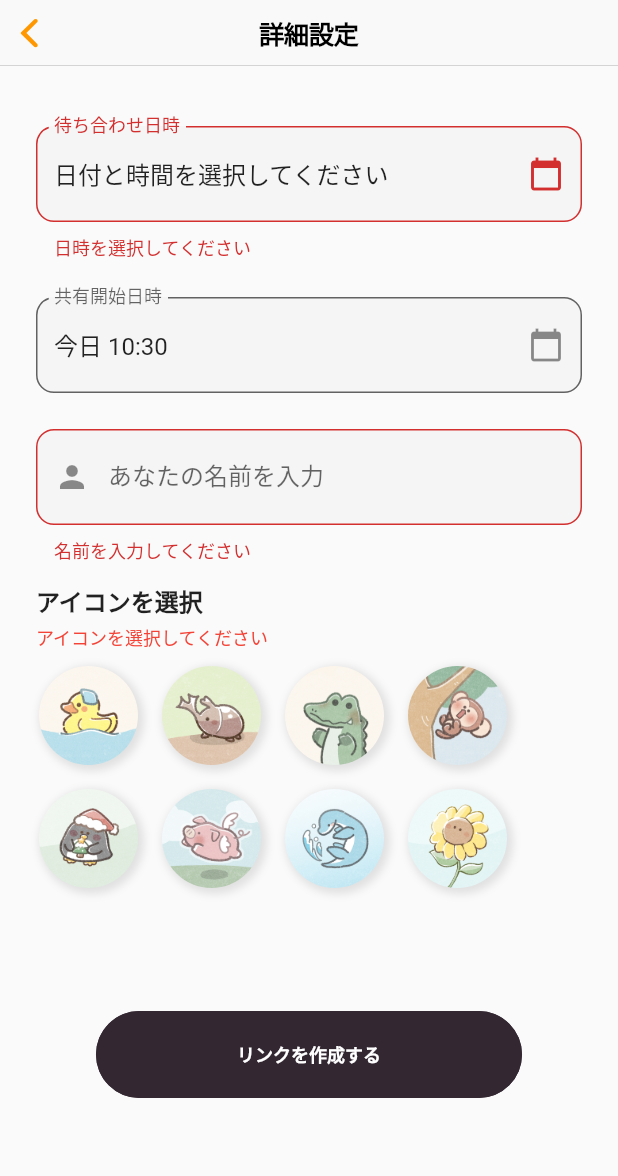
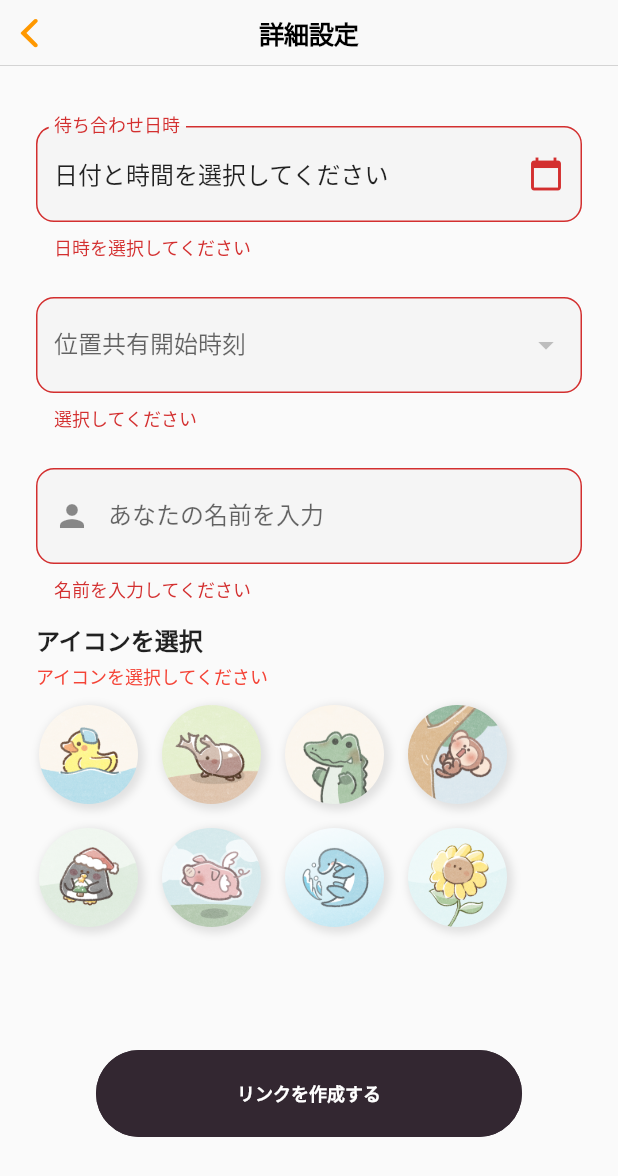
Before and after one commit to Al-Mikan/mesh-frontend, a Flutter app: the SetDetailsPage screen opened directly with empty values, after a tap on "リンクを作成する", on a phone screen of 412 x 824 dp. Shown: the top 1176 px of the screen. Run offline on Flutter 3.47's test engine with Material 3 defaults, Android fonts, the phone set to English and light mode, and no system bars; our stand-ins replace app_links, confetti, dio, dropdown_button2, fixnum, flutter_datetime_picker_plus and 7 more; missing offline and left inert: background_locator_2, google_maps_webservice, grpc, haptic_feedback, protobuf, pull_down_button and 1 more; accounts and stored records are empty.

```diff
--- a/lib/set_details_page.dart
+++ b/lib/set_details_page.dart
@@ -1,3 +1,4 @@
+import 'package:dropdown_button2/dropdown_button2.dart';
 import 'package:flutter/cupertino.dart';
 import 'package:flutter/material.dart';
 import 'package:flutter_datetime_picker_plus/flutter_datetime_picker_plus.dart'
@@ -27,8 +28,15 @@ class SetDetailsPage extends ConsumerStatefulWidget {
   ConsumerState<SetDetailsPage> createState() => _SetDetailsAndNamePageState();
 }
 
+class DropdownItem {
+  final String value;
+  final String text;
+
+  const DropdownItem({required this.value, required this.text});
+}
+
 class _SetDetailsAndNamePageState extends ConsumerState<SetDetailsPage> {
-  DateTime? _sharingLocationStartTime = DateTime.now();
+  DateTime? _sharingLocationStartTime;
   DateTime? _selectedDateTime;
   final _nameController = TextEditingController();
   final _formKey = GlobalKey<FormState>();
@@ -38,6 +46,14 @@ class _SetDetailsAndNamePageState extends ConsumerState<SetDetailsPage> {
   String? _selectedIconId;
   String? _selectedIconError;
   late final List<String> _iconIds;
+  String? _selectedStartTime;
+  final List<DropdownItem> _startTimeItems = [
+    DropdownItem(value: 'now', text: '今から'),
+    DropdownItem(value: '2h', text: '2時間前'),
+    DropdownItem(value: '1h', text: '1時間前'),
+    DropdownItem(value: '30min', text: '30分前'),
+    DropdownItem(value: 'custom', text: 'カスタム'),
+  ];
 
   @override
   void initState() {
@@ -163,7 +179,6 @@ class _SetDetailsAndNamePageState extends ConsumerState<SetDetailsPage> {
                 child: Column(
                   crossAxisAlignment: CrossAxisAlignment.stretch,
                   children: <Widget>[
-
                     // 🔹 待ち合わせ日時選択フィールド
                     GestureDetector(
                       onTap: () {
@@ -200,6 +215,39 @@ class _SetDetailsAndNamePageState extends ConsumerState<SetDetailsPage> {
                     ),
                     const SizedBox(height: 24),
 
+                    DropdownButtonFormField2<String>(
+                      isExpanded: true,
+                      decoration: InputDecoration(
+                        labelText: '位置共有開始時刻',
+                        filled: true,
+                        fillColor: Colors.grey[100],
+                        border: OutlineInputBorder(
+                          borderRadius: BorderRadius.circular(12),
+                        ),
+                        errorText: _isStartDateTimeError ? '選択してください' : null,
+                      ),
+                      items:
+                          _startTimeItems.map((item) {
+                            return DropdownMenuItem<String>(
+                              value: item.value,
+                              child: Text(
+                                item.text,
+                                style: const TextStyle(fontSize: 16),
+                              ),
+                            );
+                          }).toList(),
+                      onSaved: (value) {
+                        _selectedStartTime = value;
+                      },
+                      dropdownStyleData: DropdownStyleData(
+                        decoration: BoxDecoration(
+                          borderRadius: BorderRadius.circular(12),
+                        ),
+                      ),
+                    ),
+                    const SizedBox(height: 24),
+
+                    if (_selectedStartTime == 'custom')
                       // 🔹 共有開始日時選択フィールド
                       GestureDetector(
                         onTap: () {
@@ -226,7 +274,6 @@ class _SetDetailsAndNamePageState extends ConsumerState<SetDetailsPage> {
                               border: OutlineInputBorder(
                                 borderRadius: BorderRadius.circular(12),
                               ),
-                            errorText: _isStartDateTimeError ? '日時を選択してください' : null,
                             ),
                             controller: TextEditingController(
                               text: displaySharingStartDateTime,
@@ -234,6 +281,7 @@ class _SetDetailsAndNamePageState extends ConsumerState<SetDetailsPage> {
                           ),
                         ),
                       ),
+                    if (_selectedStartTime == 'custom')
                       const SizedBox(height: 24),
 
                     // 🔹 名前入力フォーム
--- a/pubspec.yaml
+++ b/pubspec.yaml
@@ -57,6 +57,7 @@ dependencies:
   flutter_local_notifications: ^18.0.1
   confetti: ^0.6.0-nullsafetys
   haptic_feedback: ^0.5.1+1
+  dropdown_button2: ^2.3.9
 
 dev_dependencies:
   flutter_test:
```
Also changed, not shown: pubspec.lock. Lines whose indentation alone changed are shown as unchanged.
